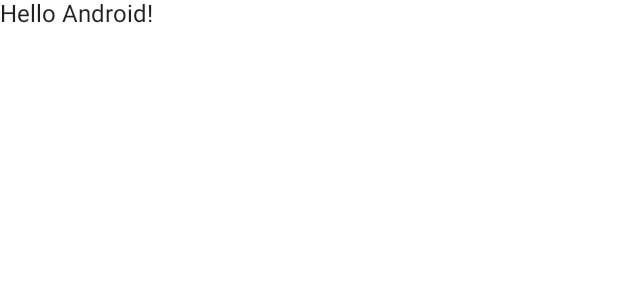
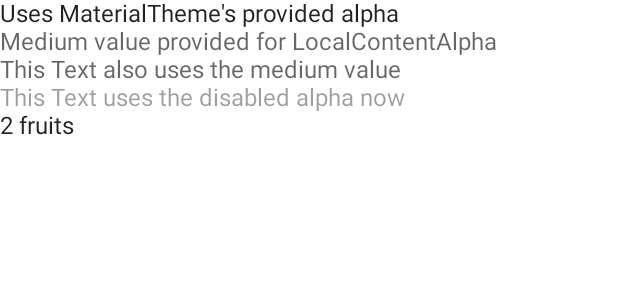
Before and after one commit to yaoxiawen/ComposeCompositionLocalDemo, an Android app built with Jetpack Compose: the @Preview function DefaultPreview, on a phone screen of 412 x 824 dp. Shown: the top 300 px of the screen. Run offline under Robolectric (Android 15) with nearby library versions, the phone set to English and light mode, and no system bars.

Commit message:
CompositionLocalProvider 和LocalContext

```diff
--- a/app/src/main/java/com/example/composecompositionlocaldemo/MainActivity.kt
+++ b/app/src/main/java/com/example/composecompositionlocaldemo/MainActivity.kt
@@ -10,6 +10,7 @@ import androidx.compose.material.Text
 import androidx.compose.runtime.Composable
 import androidx.compose.ui.Modifier
 import androidx.compose.ui.tooling.preview.Preview
+import com.example.composecompositionlocaldemo.samples.TextSample
 import com.example.composecompositionlocaldemo.ui.theme.ComposeCompositionLocalDemoTheme
 
 class MainActivity : ComponentActivity() {
@@ -17,27 +18,16 @@ class MainActivity : ComponentActivity() {
         super.onCreate(savedInstanceState)
         setContent {
             ComposeCompositionLocalDemoTheme {
-                // A surface container using the 'background' color from the theme
-                Surface(
-                    modifier = Modifier.fillMaxSize(),
-                    color = MaterialTheme.colors.background
-                ) {
-                    Greeting("Android")
-                }
+                TextSample()
             }
         }
     }
-}
-
-@Composable
-fun Greeting(name: String) {
-    Text(text = "Hello $name!")
 }
 
 @Preview(showBackground = true)
 @Composable
 fun DefaultPreview() {
     ComposeCompositionLocalDemoTheme {
-        Greeting("Android")
+        TextSample()
     }
 }
--- /dev/null
+++ b/app/src/main/java/com/example/composecompositionlocaldemo/samples/TextSample.kt
@@ -0,0 +1,41 @@
+package com.example.composecompositionlocaldemo.samples
+
+import androidx.compose.foundation.layout.Column
+import androidx.compose.material.ContentAlpha
+import androidx.compose.material.LocalContentAlpha
+import androidx.compose.material.MaterialTheme
+import androidx.compose.material.Text
+import androidx.compose.runtime.Composable
+import androidx.compose.runtime.CompositionLocalProvider
+import androidx.compose.ui.platform.LocalContext
+import com.example.composecompositionlocaldemo.R
+
+@Composable
+fun TextSample() {
+    MaterialTheme {
+        Column {
+            Text(text = "Uses MaterialTheme's provided alpha")
+            CompositionLocalProvider(LocalContentAlpha provides ContentAlpha.medium) {
+                Text(text = "Medium value provided for LocalContentAlpha")
+                Text(text = "This Text also uses the medium value")
+            }
+            CompositionLocalProvider(LocalContentAlpha provides ContentAlpha.disabled) {
+                DescendantExample()
+            }
+            FruitText(2)
+        }
+    }
+}
+
+@Composable
+fun DescendantExample() {
+    Text(text = "This Text uses the disabled alpha now")
+}
+
+@Composable
+fun FruitText(fruitSize: Int) {
+    //LocalContext 上下文
+    val resources = LocalContext.current.resources
+    val fruitText = resources.getQuantityText(R.plurals.fruit_title, fruitSize)
+    Text(text = "$fruitSize $fruitText")
+}
--- a/app/src/main/res/values/strings.xml
+++ b/app/src/main/res/values/strings.xml
@@ -1,3 +1,7 @@
 <resources>
+    <plurals name="fruit_title">
+        <item quantity="one">fruit</item>
+        <item quantity="other">fruits</item>
+    </plurals>
     <string name="app_name">ComposeCompositionLocalDemo</string>
 </resources>
```
